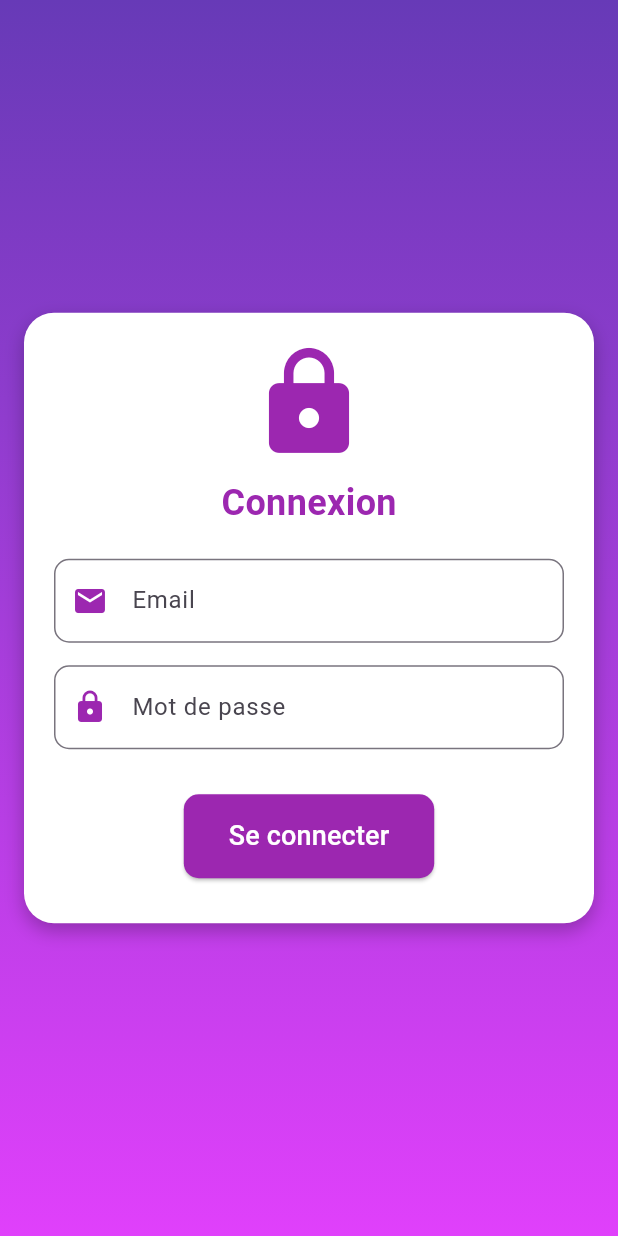
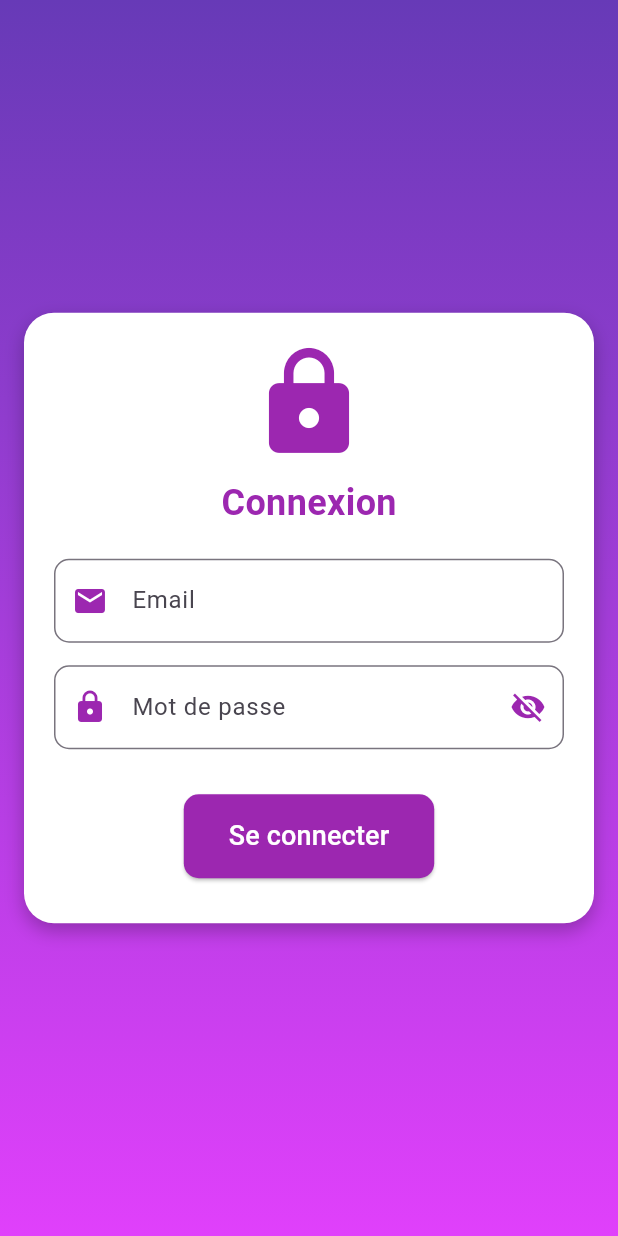
Before and after one commit to FlavienNouet/MyApp, a Flutter app: the screen it shows after launch, on a phone screen of 412 x 824 dp. Run offline on Flutter 3.47's test engine with Material 3 defaults, Android fonts, the phone set to English and light mode, and no system bars; our stand-ins replace shared_preferences.

Commit message:
voir mdp

```diff
--- a/lib/main.dart
+++ b/lib/main.dart
@@ -50,6 +50,7 @@ class _LoginScreenState extends State<LoginScreen> {
   final TextEditingController passwordController = TextEditingController();
   bool isLoading = false;
   String? errorMessage;
+  bool _obscureText = true; // Ajout pour gérer l'affichage du mot de passe
 
   Future<void> login() async {
     setState(() {
@@ -156,14 +157,25 @@ class _LoginScreenState extends State<LoginScreen> {
                   SizedBox(height: 15),
                   TextField(
                     controller: passwordController,
+                    obscureText: _obscureText, // Gestion de l'affichage
                     decoration: InputDecoration(
                       prefixIcon: Icon(Icons.lock, color: Colors.purple),
                       labelText: 'Mot de passe',
                       border: OutlineInputBorder(
                         borderRadius: BorderRadius.circular(10),
                       ),
+                      suffixIcon: IconButton(
+                        icon: Icon(
+                          _obscureText ? Icons.visibility_off : Icons.visibility,
+                          color: Colors.purple,
+                        ),
+                        onPressed: () {
+                          setState(() {
+                            _obscureText = !_obscureText; // Toggle du texte masqué/affiché
+                          });
+                        },
+                      ),
                     ),
-                    obscureText: true,
                   ),
                   SizedBox(height: 10),
                   if (errorMessage != null)
```
Also changed, not shown: 1 other file.
